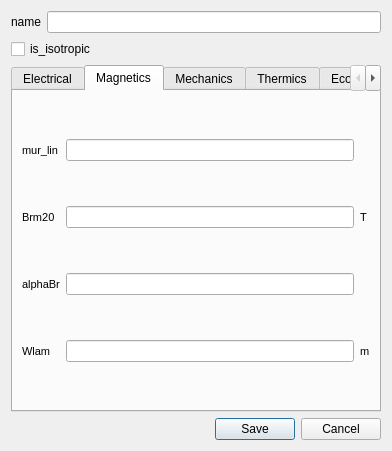
Above: GUI/Dialog/DMatLib/DMatSetup/DMatSetup.ui from Eomys/pyleecan before the change. Below: the same form after it.
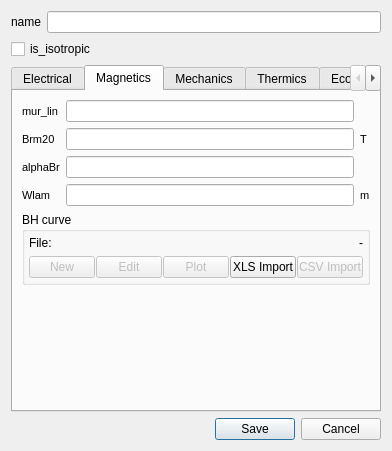
That is the form after the change. The open tabs and pages were chosen to show the change. Custom widgets are drawn as their Qt base class.

Commit message: [Wip] BH curve in GUI

What changed in the file:
```diff
--- a/GUI/Dialog/DMatLib/DMatSetup/DMatSetup.ui
+++ b/GUI/Dialog/DMatLib/DMatSetup/DMatSetup.ui
@@ -6,7 +6,7 @@
    <rect>
     <x>0</x>
     <y>0</y>
-    <width>392</width>
+    <width>388</width>
     <height>451</height>
    </rect>
   </property>
@@ -109,7 +109,7 @@
       <attribute name="title">
        <string>Magnetics</string>
       </attribute>
-      <layout class="QGridLayout" name="gridLayout" rowstretch="0,0,0,0">
+      <layout class="QGridLayout" name="gridLayout" rowstretch="0,0,0,0,0,0">
        <item row="1" column="2">
         <widget class="QLabel" name="unit_Brm20">
          <property name="font">
@@ -124,28 +124,21 @@
          </property>
         </widget>
        </item>
-       <item row="1" column="0">
-        <widget class="QLabel" name="in_Brm20">
-         <property name="font">
-          <font>
-           <pointsize>8</pointsize>
-           <weight>50</weight>
-           <bold>false</bold>
-          </font>
-         </property>
-         <property name="text">
-          <string>Brm20</string>
-         </property>
-        </widget>
-       </item>
-       <item row="1" column="1">
-        <widget class="FloatEdit" name="lf_Brm20"/>
-       </item>
        <item row="2" column="1">
         <widget class="FloatEdit" name="lf_alpha_Br"/>
        </item>
-       <item row="0" column="1">
-        <widget class="FloatEdit" name="lf_mur_lin"/>
+       <item row="5" column="1">
+        <spacer name="verticalSpacer">
+         <property name="orientation">
+          <enum>Qt::Vertical</enum>
+         </property>
+         <property name="sizeHint" stdset="0">
+          <size>
+           <width>20</width>
+           <height>40</height>
+          </size>
+         </property>
+        </spacer>
        </item>
        <item row="3" column="0">
         <widget class="QLabel" name="in_Wlam">
@@ -161,6 +154,9 @@
          </property>
         </widget>
        </item>
+       <item row="1" column="1">
+        <widget class="FloatEdit" name="lf_Brm20"/>
+       </item>
        <item row="0" column="0">
         <widget class="QLabel" name="in_mur_lin">
          <property name="font">
@@ -175,6 +171,23 @@
          </property>
         </widget>
        </item>
+       <item row="0" column="1">
+        <widget class="FloatEdit" name="lf_mur_lin"/>
+       </item>
+       <item row="2" column="0">
+        <widget class="QLabel" name="in_alpha_Br">
+         <property name="font">
+          <font>
+           <pointsize>8</pointsize>
+           <weight>50</weight>
+           <bold>false</bold>
+          </font>
+         </property>
+         <property name="text">
+          <string>alphaBr</string>
+         </property>
+        </widget>
+       </item>
        <item row="3" column="1">
         <widget class="FloatEdit" name="lf_Wlam"/>
        </item>
@@ -192,8 +205,8 @@
          </property>
         </widget>
        </item>
-       <item row="2" column="0">
-        <widget class="QLabel" name="in_alpha_Br">
+       <item row="1" column="0">
+        <widget class="QLabel" name="in_Brm20">
          <property name="font">
           <font>
            <pointsize>8</pointsize>
@@ -202,10 +215,127 @@
           </font>
          </property>
          <property name="text">
-          <string>alphaBr</string>
+          <string>Brm20</string>
          </property>
         </widget>
        </item>
+       <item row="4" column="0" colspan="3">
+        <widget class="QGroupBox" name="group_BH">
+         <property name="title">
+          <string>BH curve</string>
+         </property>
+         <layout class="QGridLayout" name="gridLayout_4">
+          <property name="leftMargin">
+           <number>4</number>
+          </property>
+          <property name="topMargin">
+           <number>4</number>
+          </property>
+          <property name="rightMargin">
+           <number>4</number>
+          </property>
+          <property name="bottomMargin">
+           <number>4</number>
+          </property>
+          <item row="0" column="1">
+           <widget class="QLabel" name="in_BH_file">
+            <property name="sizePolicy">
+             <sizepolicy hsizetype="Expanding" vsizetype="Preferred">
+              <horstretch>0</horstretch>
+              <verstretch>0</verstretch>
+             </sizepolicy>
+            </property>
+            <property name="text">
+             <string>-</string>
+            </property>
+            <property name="alignment">
+             <set>Qt::AlignRight|Qt::AlignTrailing|Qt::AlignVCenter</set>
+            </property>
+           </widget>
+          </item>
+          <item row="0" column="0">
+           <widget class="QLabel" name="in_file">
+            <property name="text">
+             <string>File:</string>
+            </property>
+           </widget>
+          </item>
+          <item row="3" column="0" colspan="2">
+           <layout class="QHBoxLayout" name="horizontalLayout_8">
+            <property name="spacing">
+             <number>1</number>
+            </property>
+            <property name="leftMargin">
+             <number>0</number>
+            </property>
+            <property name="rightMargin">
+             <number>0</number>
+            </property>
+            <item>
+             <spacer name="horizontalSpacer">
+              <property name="orientation">
+               <enum>Qt::Horizontal</enum>
+              </property>
+              <property name="sizeHint" stdset="0">
+               <size>
+                <width>40</width>
+                <height>20</height>
+               </size>
+              </property>
+             </spacer>
+            </item>
+            <item>
+             <widget class="QPushButton" name="b_new">
+              <property name="enabled">
+               <bool>false</bool>
+              </property>
+              <property name="text">
+               <string>New</string>
+              </property>
+             </widget>
+            </item>
+            <item>
+             <widget class="QPushButton" name="b_edit">
+              <property name="enabled">
+               <bool>false</bool>
+              </property>
+              <property name="text">
+               <string>Edit</string>
+              </property>
+             </widget>
+            </item>
+            <item>
+             <widget class="QPushButton" name="b_plot">
+              <property name="enabled">
+               <bool>false</bool>
+              </property>
+              <property name="text">
+               <string>Plot</string>
+              </property>
+             </widget>
+            </item>
+            <item>
+             <widget class="QPushButton" name="b_xls">
+              <property name="text">
+               <string>XLS Import</string>
+              </property>
+             </widget>
+            </item>
+            <item>
+             <widget class="QPushButton" name="b_csv">
+              <property name="enabled">
+               <bool>false</bool>
+              </property>
+              <property name="text">
+               <string>CSV Import</string>
+              </property>
+             </widget>
+            </item>
+           </layout>
+          </item>
+         </layout>
+        </widget>
+       </item>
       </layout>
      </widget>
      <widget class="QWidget" name="tab_mec">
```
Left out of the diff: 179 changed lines with no effect on the pictures. The commit also changes 11 other files.
